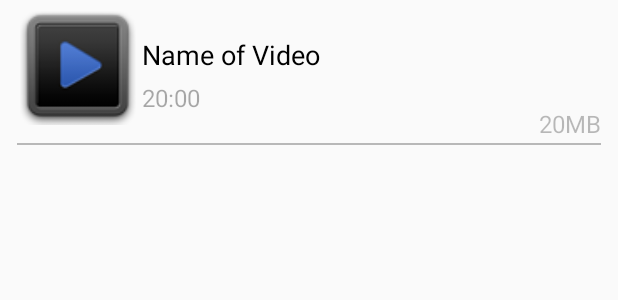
After one commit to MAMAMASIYUAN/MobelPlayerFun, an Android app: the layout item_video_pager.xml on its own in the app's theme, with its tools: preview values and no code run, on a phone screen of 412 x 824 dp. The commit adds this screen. Shown: the top 300 px of the screen. Run offline under Robolectric (Android 15) with nearby library versions, the phone set to English and light mode, and no system bars.

Commit message:
Add Video playing activity
Add System Video Player activity.
Add Video player view.
Set List View item listener to play the video.

```diff
--- /dev/null
+++ b/app/src/main/res/layout/item_video_pager.xml
@@ -0,0 +1,61 @@
+<?xml version="1.0" encoding="utf-8"?>
+<RelativeLayout xmlns:android="http://schemas.android.com/apk/res/android"
+    android:layout_width="match_parent"
+    android:layout_height="100dp"
+    android:padding="3dp">
+
+    <ImageView
+        android:id="@+id/iv_icon"
+        android:layout_width="80dp"
+        android:layout_height="80dp"
+        android:layout_marginLeft="8dp"
+        android:src="@drawable/video_default_icon"/>
+
+    <LinearLayout
+        android:layout_width="wrap_content"
+        android:layout_height="wrap_content"
+        android:layout_centerVertical="true"
+        android:layout_marginLeft="3dp"
+        android:layout_toRightOf="@+id/iv_icon"
+        android:gravity="center_vertical"
+        android:orientation="vertical">
+
+        <TextView
+            android:id="@+id/tv_name"
+            android:layout_width="wrap_content"
+            android:layout_height="wrap_content"
+            android:text="Name of Video"
+            android:textColor="@android:color/black"
+            android:textSize="18sp"/>
+        <TextView
+            android:id="@+id/tv_time"
+            android:layout_width="wrap_content"
+            android:layout_height="wrap_content"
+            android:layout_marginTop="5dp"
+            android:text="20:00"
+            android:textColor="#55000000"
+            android:textSize="16sp"/>
+
+    </LinearLayout>
+
+    <TextView
+        android:id="@+id/tv_size"
+        android:layout_width="wrap_content"
+        android:layout_height="wrap_content"
+        android:layout_alignParentBottom="true"
+        android:layout_alignParentRight="true"
+        android:layout_marginBottom="3dp"
+        android:layout_marginRight="8dp"
+        android:text="20MB"
+        android:textColor="#44000000"
+        android:textSize="16sp"/>
+
+    <View
+        android:layout_width="wrap_content"
+        android:layout_height="1dp"
+        android:background="#44000000"
+        android:layout_alignParentBottom="true"
+        android:layout_marginRight="8dp"
+        android:layout_marginLeft="8dp"/>
+
+</RelativeLayout>
--- a/app/src/main/res/layout/video_pager.xml
+++ b/app/src/main/res/layout/video_pager.xml
@@ -5,6 +5,7 @@
 
     <ListView
         android:id="@+id/listview"
+        android:divider="@null"
         android:layout_width="wrap_content"
         android:layout_height="wrap_content">
 
```
Also changed, not shown: app/src/main/AndroidManifest.xml (+34 -0 lines), app/src/main/java/com/example/iori/mobelplayerfun/activity/SystemVideoPlayer.java (added, +69 -0 lines), app/src/main/java/com/example/iori/mobelplayerfun/adapter/VideoPagerAdapter.java (added, +76 -0 lines), app/src/main/java/com/example/iori/mobelplayerfun/domain/MediaItem.java (added, +61 -0 lines), app/src/main/java/com/example/iori/mobelplayerfun/pager/VideoPager.java (+132 -5 lines), app/src/main/java/com/example/iori/mobelplayerfun/utils/Utils.java (added, +83 -0 lines), app/src/main/res/layout/activity_system_video_player.xml (added, +13 -0 lines), app/src/main/res/drawable-hdpi/video_default_icon.png (added).
